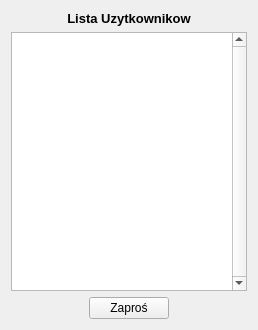
Before: the Qt Designer form ModulLobby/listauzytkownikow.ui in KFlaga/szachyqt, drawn with Qt 5.
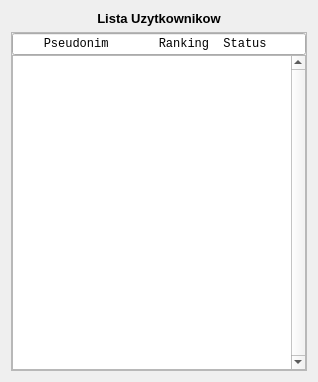
After: the same form once the commit is applied.

Commit message: Dodana lista użytkowników w Lobby

```diff
--- a/ModulLobby/listauzytkownikow.ui
+++ b/ModulLobby/listauzytkownikow.ui
@@ -6,67 +6,74 @@
    <rect>
     <x>0</x>
     <y>0</y>
-    <width>258</width>
-    <height>330</height>
+    <width>318</width>
+    <height>382</height>
    </rect>
   </property>
   <property name="windowTitle">
    <string>Form</string>
   </property>
   <layout class="QGridLayout" name="gridLayout">
-   <item row="2" column="2">
-    <spacer name="horizontalSpacer_2">
-     <property name="orientation">
-      <enum>Qt::Horizontal</enum>
-     </property>
-     <property name="sizeHint" stdset="0">
+   <item row="3" column="0" colspan="2">
+    <widget class="QFrame" name="frameLista">
+     <property name="minimumSize">
       <size>
-       <width>40</width>
+       <width>0</width>
        <height>20</height>
       </size>
      </property>
-    </spacer>
-   </item>
-   <item row="2" column="0">
-    <spacer name="horizontalSpacer">
-     <property name="orientation">
-      <enum>Qt::Horizontal</enum>
+     <property name="frameShape">
+      <enum>QFrame::StyledPanel</enum>
      </property>
-     <property name="sizeHint" stdset="0">
-      <size>
-       <width>40</width>
-       <height>20</height>
-      </size>
+     <property name="frameShadow">
+      <enum>QFrame::Raised</enum>
      </property>
-    </spacer>
-   </item>
-   <item row="2" column="1">
-    <widget class="QPushButton" name="pushButton">
-     <property name="text">
-      <string>Zaproś</string>
-     </property>
-    </widget>
-   </item>
-   <item row="0" column="0" colspan="3">
-    <widget class="QLabel" name="label">
+     <layout class="QVBoxLayout" name="verticalLayout">
+      <property name="spacing">
+       <number>0</number>
+      </property>
+      <property name="leftMargin">
+       <number>0</number>
+      </property>
+      <property name="topMargin">
+       <number>0</number>
+      </property>
+      <property name="rightMargin">
+       <number>0</number>
+      </property>
+      <property name="bottomMargin">
+       <number>0</number>
+      </property>
+      <item>
+       <widget class="QLineEdit" name="naglowek">
      <property name="font">
       <font>
-       <pointsize>10</pointsize>
-       <weight>75</weight>
-       <italic>false</italic>
-       <bold>true</bold>
-      </font>
-     </property>
+          <family>Consolas</family>
+          <pointsize>9</pointsize>
+         </font>
+        </property>
+        <property name="cursor">
+         <cursorShape>ArrowCursor</cursorShape>
+        </property>
      <property name="text">
-      <string>Lista Uzytkownikow</string>
-     </property>
-     <property name="alignment">
-      <set>Qt::AlignCenter</set>
-     </property>
-    </widget>
-   </item>
-   <item row="1" column="0" colspan="3">
-    <widget class="QTableView" name="lista">
+         <string>    Pseudonim       Ranking  Status</string>
+        </property>
+        <property name="frame">
+         <bool>true</bool>
+        </property>
+        <property name="readOnly">
+         <bool>true</bool>
+        </property>
+       </widget>
+      </item>
+      <item>
+       <widget class="QListWidget" name="lista">
+        <property name="font">
+         <font>
+          <family>Consolas</family>
+          <kerning>true</kerning>
+         </font>
+        </property>
      <property name="contextMenuPolicy">
       <enum>Qt::CustomContextMenu</enum>
      </property>
@@ -104,6 +111,29 @@
    </item>
   </layout>
  </widget>
+   </item>
+   <item row="2" column="0" colspan="2">
+    <widget class="QLabel" name="label">
+     <property name="font">
+      <font>
+       <pointsize>10</pointsize>
+       <weight>75</weight>
+       <italic>false</italic>
+       <bold>true</bold>
+      </font>
+     </property>
+     <property name="text">
+      <string>Lista Uzytkownikow</string>
+     </property>
+     <property name="alignment">
+      <set>Qt::AlignCenter</set>
+     </property>
+    </widget>
+   </item>
+  </layout>
+  <zorder>frameLista</zorder>
+  <zorder>label</zorder>
+ </widget>
  <resources/>
  <connections>
   <connection>
```
Left out of the diff: 26 changed lines with no effect on the pictures. Lines whose indentation alone changed are shown as unchanged. The commit also changes 12 other files.
